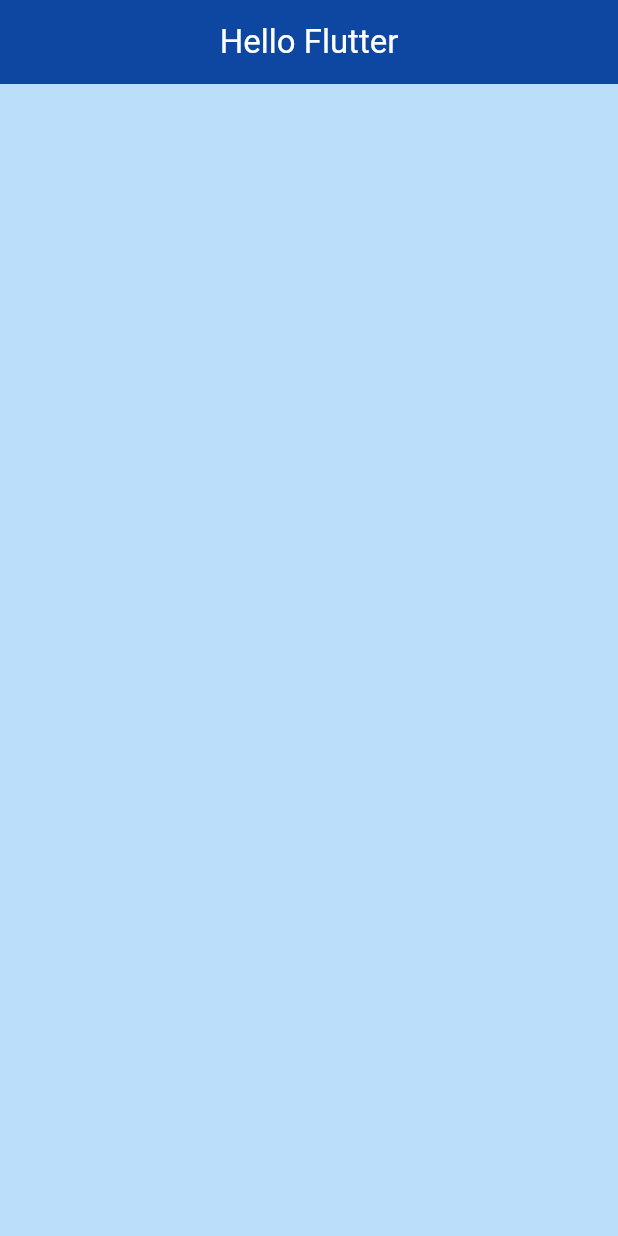
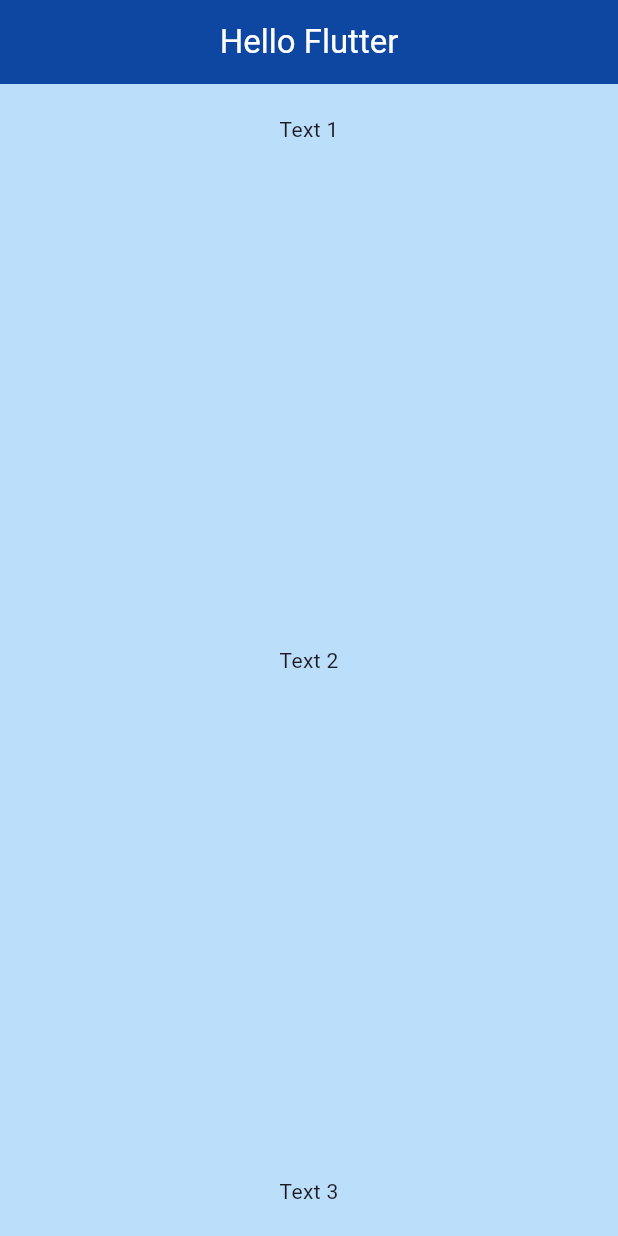
Before and after one commit to Myatty/Hello-Flutter, a Flutter app: the screen it shows after launch, on a phone screen of 412 x 824 dp. Run offline on Flutter 3.47's test engine with Material 3 defaults, Android fonts, the phone set to English and light mode, and no system bars.

Commit message:
Add column and children

```diff
--- a/lib/main.dart
+++ b/lib/main.dart
@@ -19,10 +19,16 @@ class MyApp extends StatelessWidget {
           ),
         ),
         body: Container(
+          padding: EdgeInsets.all(20),
           height: double.infinity,
           width: double.infinity,
           decoration: BoxDecoration(
             color: Colors.blue[100],
+          ),
+          child: Column(
+            mainAxisAlignment: MainAxisAlignment.spaceBetween,
+            crossAxisAlignment: CrossAxisAlignment.center,
+            children: [Text("Text 1"), Text("Text 2"), Text("Text 3")],
           ),
         ),
       ),
```
